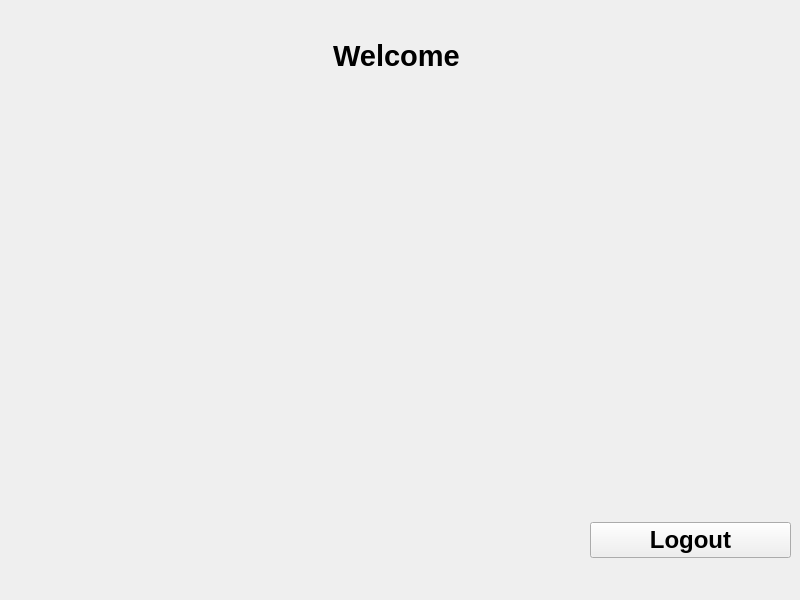
Above: LoginApp/WelcomeScreen.ui from bytesenseidk/Machine-Learning before the change. Below: the same form after it.
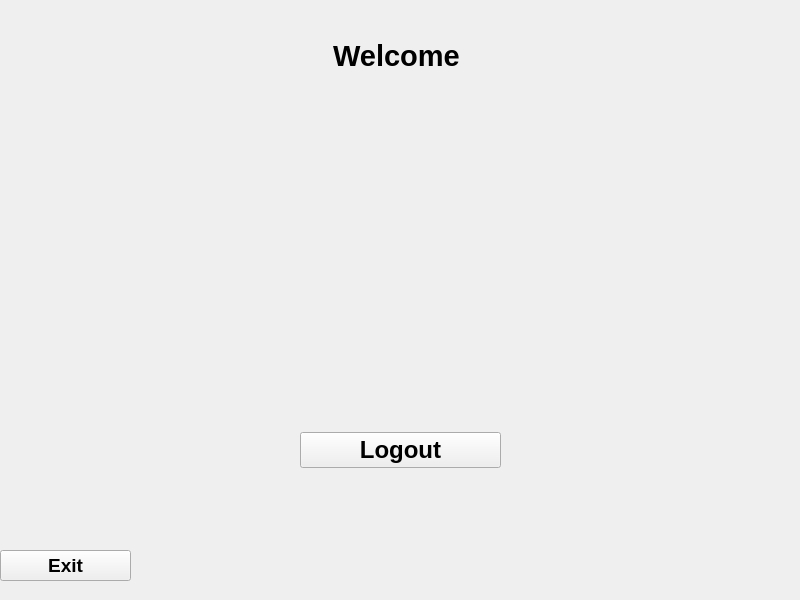
That is the form after the change.

```diff
--- a/LoginApp/WelcomeScreen.ui
+++ b/LoginApp/WelcomeScreen.ui
@@ -55,8 +55,8 @@
    <widget class="QWidget" name="verticalWidget_3" native="true">
     <property name="geometry">
      <rect>
-      <x>590</x>
-      <y>500</y>
+      <x>300</x>
+      <y>410</y>
       <width>201</width>
       <height>80</height>
      </rect>
@@ -78,6 +78,32 @@
      </item>
     </layout>
    </widget>
+   <widget class="QWidget" name="verticalWidget_4" native="true">
+    <property name="geometry">
+     <rect>
+      <x>0</x>
+      <y>530</y>
+      <width>131</width>
+      <height>71</height>
+     </rect>
+    </property>
+    <layout class="QVBoxLayout" name="BottomLayout_2">
+     <item>
+      <widget class="QPushButton" name="exit_button">
+       <property name="font">
+        <font>
+         <pointsize>14</pointsize>
+         <weight>75</weight>
+         <bold>true</bold>
+        </font>
+       </property>
+       <property name="text">
+        <string>Exit</string>
+       </property>
+      </widget>
+     </item>
+    </layout>
+   </widget>
   </widget>
  </widget>
  <resources/>
```
